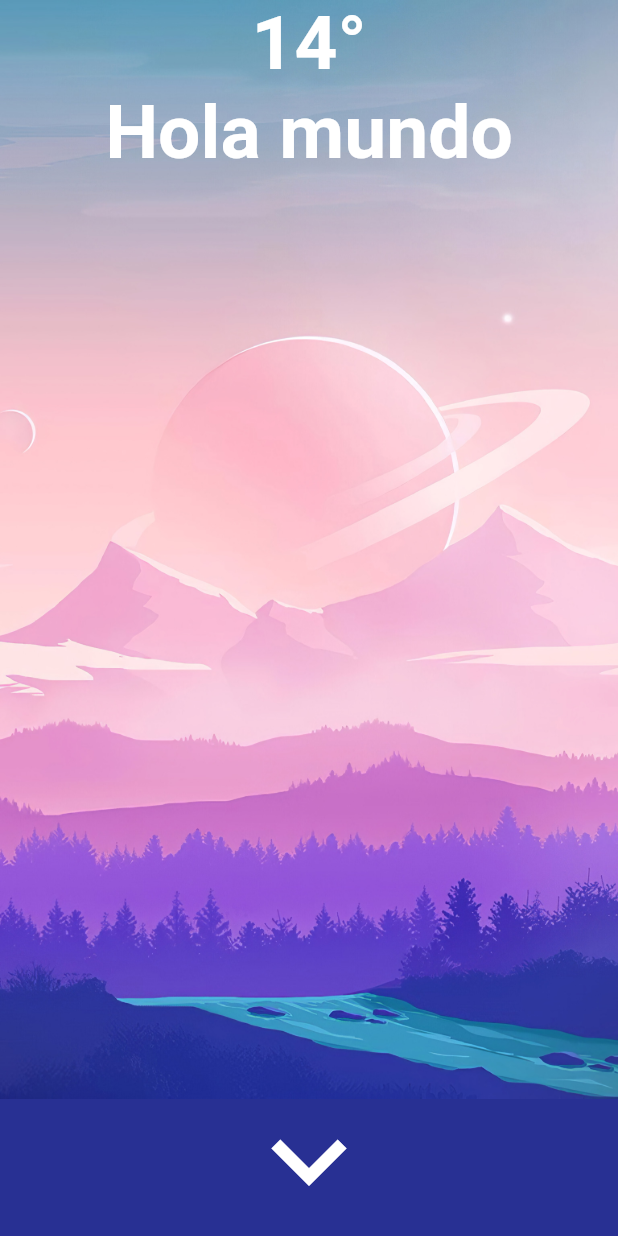
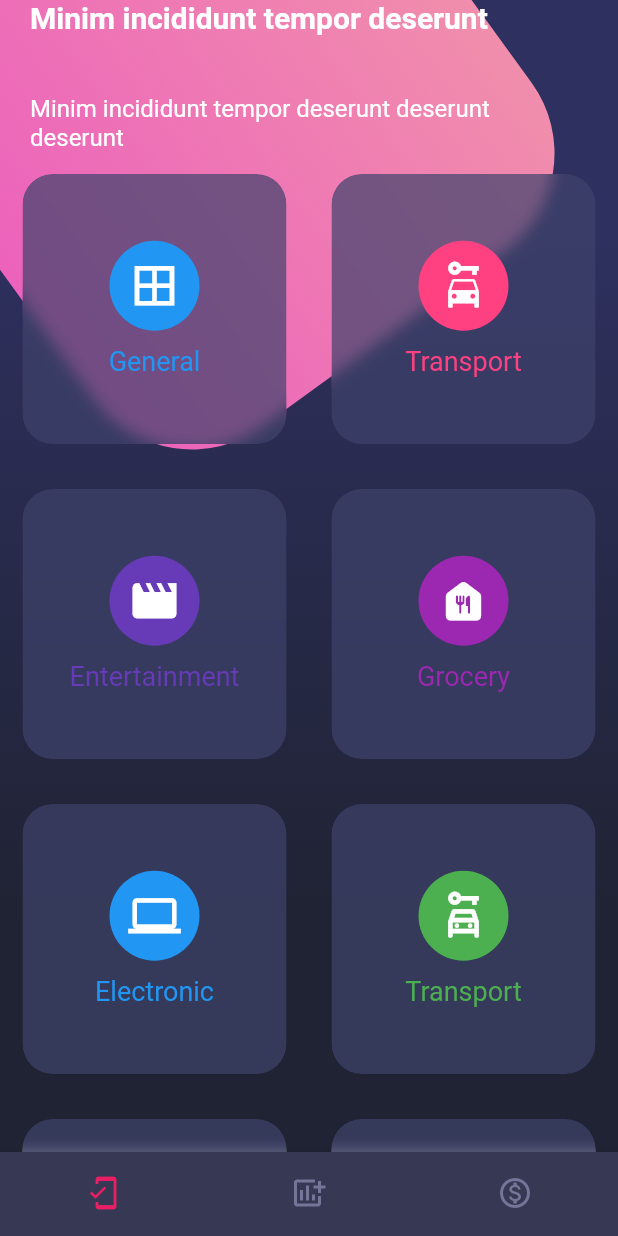
Before and after one commit to GeriCyber/ui-designs, a Flutter app: the screen it shows after launch, on a phone screen of 412 x 824 dp. Run offline on Flutter 3.47's test engine with Material 2 defaults, Android fonts, the phone set to English and light mode, and no system bars.

Commit message:
Grid design with blur

```diff
--- a/lib/main.dart
+++ b/lib/main.dart
@@ -1,5 +1,7 @@
 import 'package:flutter/material.dart';
+import 'package:flutter/services.dart';
 import 'package:ui_desings/screens/basic_design.dart';
+import 'package:ui_desings/screens/grid_design.dart';
 import 'package:ui_desings/screens/scroll_design.dart';
 
 void main() => runApp(const MyApp());
@@ -12,7 +14,8 @@ class MyApp extends StatelessWidget {
     return MaterialApp(
       debugShowCheckedModeBanner: false,
       title: 'Material App',
-      home: _HomeScreen()
+      theme: ThemeData.dark(),
+      home: const _HomeScreen()
     );
   }
 }
@@ -24,13 +27,15 @@ class _HomeScreen extends StatelessWidget {
 
   @override
   Widget build(BuildContext context) {
+    SystemChrome.setSystemUIOverlayStyle(SystemUiOverlayStyle.light);
     return MaterialApp(
       debugShowCheckedModeBanner: false,
       title: 'UI designs',
-      initialRoute: 'scroll-design',
+      initialRoute: 'grid-design',
       routes: {
         'basic-design': ((_) => BasicDesignScreen()),
-        'scroll-design': ((_) => const ScrollScreen())
+        'scroll-design': ((_) => const ScrollScreen()),
+        'grid-design': ((_) => const GridDesign()),
       },
     );
   }
--- /dev/null
+++ b/lib/screens/grid_design.dart
@@ -0,0 +1,38 @@
+import 'package:flutter/cupertino.dart';
+import 'package:flutter/material.dart';
+
+import '../widgets/background.dart';
+import '../widgets/bottom_tabs.dart';
+import '../widgets/card_item.dart';
+import '../widgets/grid_title.dart';
+
+class GridDesign extends StatelessWidget {
+  const GridDesign({super.key});
+
+  @override
+  Widget build(BuildContext context) {
+    return Scaffold(
+      body: Stack(
+        children: [
+          Background(),
+          _Body(),
+        ],
+      ),
+      bottomNavigationBar: BottomTabs(),
+    );
+  }
+}
+
+class _Body extends StatelessWidget {
+  @override
+  Widget build(BuildContext context) {
+    return SingleChildScrollView(
+      child: Column(
+        children: [
+          GridTitle(),
+          CardItem()
+        ],
+      ),
+    );
+  }
+}
--- /dev/null
+++ b/lib/widgets/background.dart
@@ -0,0 +1,55 @@
+import 'dart:math';
+
+import 'package:flutter/cupertino.dart';
+
+class Background extends StatelessWidget {
+  final boxDecoration = const BoxDecoration(
+    gradient: LinearGradient(
+      begin: Alignment.topCenter,
+      end: Alignment.bottomCenter,
+      stops: [0.2, 0.8],
+      colors: [
+        Color(0xff2E305F),
+        Color(0xff202333),
+      ]
+    )
+  );
+
+  @override
+  Widget build(BuildContext context) {
+    return Stack(
+      children: [
+        Container(
+          decoration: boxDecoration,
+        ),
+        Positioned(
+          top: -100,
+          left: -30,
+          child: _HeaderPinkBox()
+        )
+      ]
+    );
+  }
+}
+
+class _HeaderPinkBox extends StatelessWidget {
+  @override
+  Widget build(BuildContext context) {
+    return Transform.rotate(
+      angle: -pi / 5,
+      child: Container(
+        width: 360,
+        height: 360,
+        decoration: BoxDecoration(
+          borderRadius: BorderRadius.circular(80),
+          gradient: const LinearGradient(
+            colors: [
+              Color.fromRGBO(236, 98, 188, 1),
+              Color.fromRGBO(241, 142, 172, 1),
+            ]
+          )
+        ),
+      ),
+    );
+  }
+}
--- /dev/null
+++ b/lib/widgets/bottom_tabs.dart
@@ -0,0 +1,29 @@
+import 'package:flutter/cupertino.dart';
+import 'package:flutter/material.dart';
+
+class BottomTabs extends StatelessWidget {
+  @override
+  Widget build(BuildContext context) {
+    return BottomNavigationBar(
+      showSelectedLabels: false,
+      showUnselectedLabels: false,
+      selectedItemColor: Colors.pink,
+      backgroundColor: const Color.fromRGBO(55, 57, 84, 1),
+      unselectedItemColor: Color.fromRGBO(116, 117, 152, 1),
+      items: const [
+        BottomNavigationBarItem(
+          icon: Icon(Icons.mobile_friendly),
+          label: 'Label1'
+          ),
+        BottomNavigationBarItem(
+          icon: Icon(Icons.add_chart),
+          label: 'Label2'
+        ),
+        BottomNavigationBarItem(
+          icon: Icon(Icons.monetization_on_outlined),
+          label: 'Label3'
+        ),
+      ],
+    );
+  }
+}
--- /dev/null
+++ b/lib/widgets/card_item.dart
@@ -0,0 +1,94 @@
+import 'dart:ui';
+
+import 'package:flutter/cupertino.dart';
+import 'package:flutter/material.dart';
+
+class CardItem extends StatelessWidget {
+  @override
+  Widget build(BuildContext context) {
+    return Table(
+      children: const [
+        TableRow(
+          children: [
+            _Item(color: Colors.blue, icon: Icons.border_all, text: 'General'),
+            _Item(color: Colors.pinkAccent, icon: Icons.car_rental, text: 'Transport'),
+          ]
+        ),
+        TableRow(
+          children: [
+            _Item(color: Colors.deepPurple, icon: Icons.movie, text: 'Entertainment'),
+            _Item(color: Colors.purple, icon: Icons.food_bank_rounded, text: 'Grocery'),
+          ]
+        ),
+        TableRow(
+          children: [
+            _Item(color: Colors.blue, icon: Icons.laptop, text: 'Electronic'),
+            _Item(color: Colors.green, icon: Icons.car_rental_outlined, text: 'Transport'),
+          ]
+        ),
+        TableRow(
+          children: [
+            _Item(color: Colors.pinkAccent, icon: Icons.health_and_safety, text: 'Health'),
+            _Item(color: Colors.purpleAccent, icon: Icons.back_hand_sharp, text: 'Security'),
+          ]
+        ),
+      ],
+    );
+  }
+}
+
+class _Item extends StatelessWidget {
+  final IconData icon;
+  final Color color;
+  final String text;
+
+  const _Item({
+    required this.icon,
+    required this.color,
+    required this.text
+  });
+
+  @override
+  Widget build(BuildContext context) {
+    return ItemBackground(
+      child: Column(
+        mainAxisAlignment: MainAxisAlignment.center,
+        children: [
+          CircleAvatar(
+            backgroundColor: color,
+            child: Icon(icon, size: 35, color: Colors.white),
+            radius: 30,
+          ),
+          SizedBox(height: 10),
+          Text(text, style: TextStyle(color: color, fontSize: 18))
+        ]
+      )
+    );
+  }
+}
+
+class ItemBackground extends StatelessWidget {
+  final Widget child;
+  const ItemBackground({super.key, required this.child});
+
+  @override
+  Widget build(BuildContext context) {
+    return Container(
+      margin: EdgeInsets.all(15),
+      child: ClipRRect(
+        borderRadius: BorderRadius.circular(20),
+        child: BackdropFilter(
+          filter: ImageFilter.blur(sigmaX: 5, sigmaY: 5),
+          child: Container(
+            height: 180,
+            decoration: BoxDecoration(
+              color: Color.fromRGBO(62, 66, 107, 0.7),
+              borderRadius: BorderRadius.circular(20)
+            ),
+            child: child,
+          ),
+        ),
+      ),
+    );
+  }
+}
--- /dev/null
+++ b/lib/widgets/grid_title.dart
@@ -0,0 +1,31 @@
+import 'package:flutter/cupertino.dart';
+import 'package:flutter/material.dart';
+
+class GridTitle extends StatelessWidget {
+  @override
+  Widget build(BuildContext context) {
+    return SafeArea(
+      bottom: false,
+      child: Container(
+        margin: const EdgeInsets.symmetric(horizontal: 20),
+        child: Column(
+          crossAxisAlignment: CrossAxisAlignment.start,
+          children: const [
+            Text('Minim incididunt tempor deserunt',
+            style: TextStyle(
+              fontSize: 20,
+              fontWeight: FontWeight.bold,
+              color: Colors.white)
+            ),
+            SizedBox(height: 40),
+            Text('Minim incididunt tempor deserunt deserunt deserunt',
+            style: TextStyle(
+              fontSize: 16,
+              color: Colors.white)
+            ),
+          ],
+        ),
+      ),
+    );
+  }
+}
```
